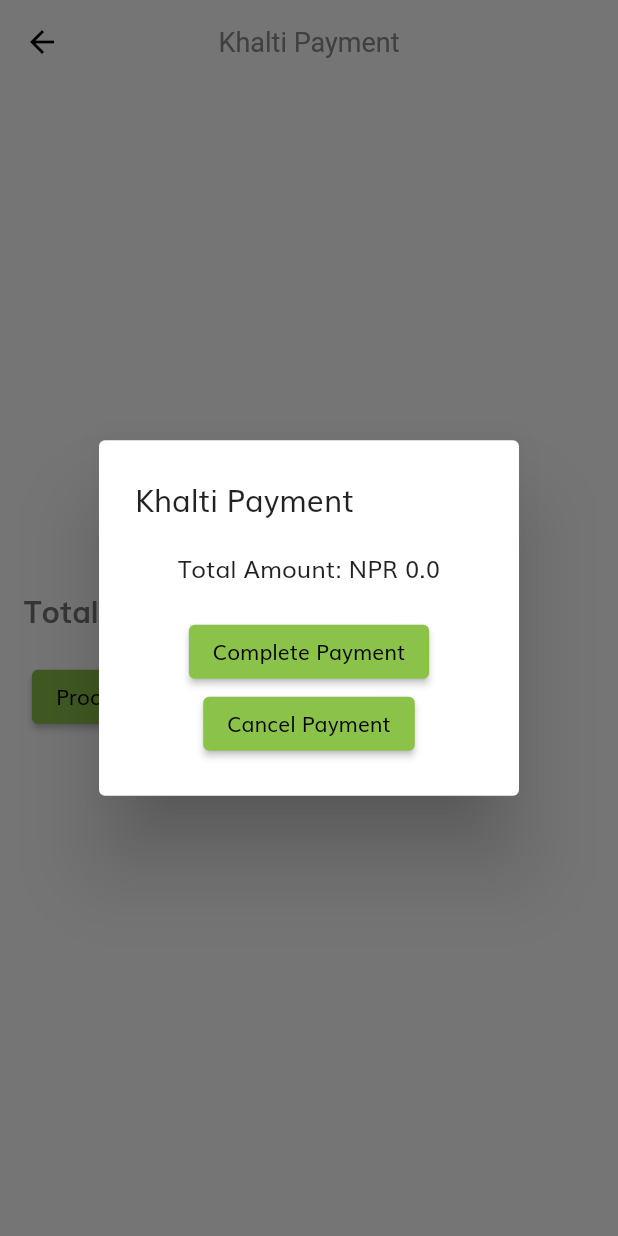
After one commit to xanyl/Connect_Krish_e, a Flutter app: the KhaltiPaymentScreen screen opened directly, after a tap on "Proceed to Khalti Payment", on a phone screen of 412 x 824 dp. The commit adds this screen. Run offline on Flutter 3.47's test engine with Material 2 defaults, Android fonts, the phone set to English and light mode, and no system bars; our stand-ins replace cloud_firestore, firebase_auth, firebase_core, firebase_storage, flutter_rating_bar, flutter_svg and 5 more; missing offline and left inert: enum_to_string, future_progress_dialog, swipedetector; accounts and stored records are empty; network calls fail.

Commit message:
Mock payment

```diff
--- a/lib/components/nothingtoshow_container.dart
+++ b/lib/components/nothingtoshow_container.dart
@@ -26,7 +26,7 @@ class NothingToShowContainer extends StatelessWidget {
             color: kTextColor,
             width: getProportionateScreenWidth(75),
           ),
-          SizedBox(height: 16),
+          // SizedBox(height: 16),
           Text(
             "$primaryMessage",
             style: TextStyle(
--- /dev/null
+++ b/lib/screens/payment/khalti_payment.dart
@@ -0,0 +1,531 @@
+import 'package:e_commerce_app_flutter/services/database/user_database_helper.dart';
+import 'package:flutter/material.dart';
+
+class KhaltiPaymentScreen extends StatefulWidget {
+  @override
+  _KhaltiPaymentScreenState createState() => _KhaltiPaymentScreenState();
+}
+
+class _KhaltiPaymentScreenState extends State<KhaltiPaymentScreen> {
+
+  @override
+  Widget build(BuildContext context) {
+    return Scaffold(
+      appBar: AppBar(
+        title: Text("Khalti Payment"),
+      ),
+      body: Padding(
+        padding: const EdgeInsets.all(16.0),
+        child: Column(
+          mainAxisAlignment: MainAxisAlignment.center,
+          children: [
+            FutureBuilder<num>(
+              future: UserDatabaseHelper().cartTotal,
+              builder: (context, snapshot) {
+                if (snapshot.hasData) {
+                  final cartTotal = snapshot.data;
+                  return Text(
+                    "Total Amount: NPR $cartTotal",
+                    style: TextStyle(
+                      fontSize: 20,
+                      fontWeight: FontWeight.bold,
+                    ),
+                  );
+                }
+                return Center(child: CircularProgressIndicator());
+              },
+            ),
+
+            SizedBox(height: 20),
+            // Add your Khalti payment UI components here
+            ElevatedButton(
+
+              onPressed: () {
+                // Simulate the Khalti payment process
+                _simulateKhaltiPayment();
+              },
+              child: Text("Proceed to Khalti Payment"),
+            ),
+          ],
+        ),
+      ),
+    );
+  }
+
+  // Simulate the Khalti payment process
+  void _simulateKhaltiPayment() {
+    showDialog(
+      context: context,
+      builder: (context) {
+        return AlertDialog(
+          title: Text("Khalti Payment"),
+          content: Column(
+            mainAxisSize: MainAxisSize.min,
+            children: [
+              FutureBuilder<num>(
+                future: UserDatabaseHelper().cartTotal,
+                builder: (context, snapshot) {
+                  if (snapshot.hasData) {
+                    final cartTotal = snapshot.data;
+                    return Text("Total Amount: NPR $cartTotal");
+                  }
+                  return Center(child: CircularProgressIndicator());
+                },
+              ),
+              SizedBox(height: 20),
+              ElevatedButton(
+                onPressed: () {
+                  // Simulate a successful payment
+                  Navigator.pop(context); // Close the dialog
+                  _showPaymentSuccessDialog();
+                },
+                child: Text("Complete Payment"),
+              ),
+              ElevatedButton(
+                onPressed: () {
+                  // Simulate a failed payment
+                  Navigator.pop(context); // Close the dialog
+                  _showPaymentFailureDialog();
+                },
+                child: Text("Cancel Payment"),
+              ),
+            ],
+          ),
+        );
+      },
+    );
+  }
+
+  void _showPaymentSuccessDialog() {
+    showDialog(
+      context: context,
+      builder: (context) {
+        return AlertDialog(
+          title: Text("Payment Successful"),
+          content: Text("Your payment was successful."),
+          actions: [
+            ElevatedButton(
+              onPressed: () {
+                Navigator.pop(context); // Close the dialog
+                Navigator.pop(context); // Close the payment screen
+              },
+              child: Text("OK"),
+            ),
+          ],
+        );
+      },
+    );
+  }
+
+  void _showPaymentFailureDialog() {
+    showDialog(
+      context: context,
+      builder: (context) {
+        return AlertDialog(
+          title: Text("Payment Failed"),
+          content: Text("Your payment was not successful."),
+          actions: [
+            ElevatedButton(
+              onPressed: () {
+                Navigator.pop(context); // Close the dialog
+              },
+              child: Text("OK"),
+            ),
+          ],
+        );
+      },
+    );
+  }
+}
+
+void main() {
+  runApp(MaterialApp(
+    home: KhaltiPaymentScreen(),
+  ));
+}
+
+
+
+// import 'package:flutter/material.dart';
+// import 'package:flutter/scheduler.dart';
+// import 'package:flutter_svg/svg.dart';
+// import 'package:provider/provider.dart';
+// import 'package:khalti_flutter/khalti_flutter.dart';
+
+// const String testPublicKey = 'test_secret_key_e5590196bdb34e12b9ce60e9773122ea';
+
+// void main() {
+//   WidgetsFlutterBinding.ensureInitialized();
+//   runApp(const KhaltiPaymentGate());
+// }
+
+// class KhaltiPaymentGate extends StatelessWidget {
+//   const KhaltiPaymentGate({Key key}) : super(key: key);
+
+//   @override
+//   Widget build(BuildContext context) {
+//     return KhaltiScope(
+//       publicKey: testPublicKey,
+//       enabledDebugging: true,
+//       builder: (context, navKey) {
+//         return ChangeNotifierProvider<AppPreferenceNotifier>(
+//           create: (_) => AppPreferenceNotifier(),
+//           builder: (context, _) {
+//             return Consumer<AppPreferenceNotifier>(
+//               builder: (context, appPreference, _) {
+//                 return MaterialApp(
+//                   title: 'Khalti Payment Gateway',
+//                   supportedLocales: const [
+//                     Locale('en', 'US'),
+//                     Locale('ne', 'NP'),
+//                   ],
+//                   locale: appPreference.locale,
+//                   theme: ThemeData(
+//                     brightness: appPreference.brightness,
+//                     primarySwatch: Colors.deepPurple,
+//                     pageTransitionsTheme: const PageTransitionsTheme(
+//                       builders: {
+//                         TargetPlatform.android: ZoomPageTransitionsBuilder(),
+//                       },
+//                     ),
+//                   ),
+//                   debugShowCheckedModeBanner: false,
+//                   navigatorKey: navKey,
+//                   localizationsDelegates: const [
+//                     KhaltiLocalizations.delegate,
+//                     AppLocalizations.delegate,
+//                     GlobalMaterialLocalizations.delegate,
+//                     GlobalCupertinoLocalizations.delegate,
+//                     GlobalWidgetsLocalizations.delegate,
+//                   ],
+//                   routes: {
+//                     '/': (_) => const HomePage(key: Key('home')),
+//                   },
+//                   onGenerateInitialRoutes: (route) {
+//                     // Only used for handling response from KPG in Flutter Web.
+//                     if (route.startsWith('/kpg/')) {
+//                       final uri = Uri.parse('https://khalti.com$route');
+//                       return [
+//                         MaterialPageRoute(
+//                           builder: (context) => HomePage(
+//                             key: const Key('kpg-home'),
+//                             params: uri.queryParameters,
+//                           ),
+//                         ),
+//                       ];
+//                     }
+//                     return Navigator.defaultGenerateInitialRoutes(
+//                       navKey.currentState,
+//                       route,
+//                     );
+//                   },
+//                 );
+//               },
+//             );
+//           },
+//         );
+//       },
+//     );
+//   }
+// }
+
+// class HomePage extends StatefulWidget {
+//   const HomePage({Key key, this.params}) : super(key: key);
+
+//   final Map<String, String> params;
+
+//   @override
+//   State<HomePage> createState() => _HomePageState();
+// }
+
+// class _HomePageState extends State<HomePage> {
+//   @override
+//   void initState() {
+//     super.initState();
+//     if (widget.params != null) {
+//       SchedulerBinding.instance?.addPostFrameCallback((_) {
+//         onSuccess(PaymentSuccessModel.fromMap(widget.params));
+//       });
+//     }
+//   }
+
+//   @override
+//   Widget build(BuildContext context) {
+//     final config = PaymentConfig(
+//       amount: 10,
+//       productIdentity: 'Fruit',
+//       productName:
+//       'Oranges',
+//       productUrl:
+//       'https://firebase.com/oranges/34vv43v',
+//       additionalData: {
+//         'vendor': 'connectkrishi',
+//         'image_url':
+//         'https://firebasestorage.googleapis.com/v0/b/new-connect-krishi.appspot.com/o/products%2Fimages%2FazNKsM83qliHGWr2drSq_0?alt=media&token=6eba9f53-a335-4c63-86c7-02ea9205a749',
+//       },
+//     );
+//     final localization = AppLocalizations.of(context)!;
+
+//     return Scaffold(
+//       appBar: AppBar(
+//         title: Text(localization.kpg),
+//       ),
+//       body: SingleChildScrollView(
+//         padding: const EdgeInsets.all(16),
+//         child: Column(
+//           children: [
+//             Card(
+//               child: Consumer<AppPreferenceNotifier>(
+//                 builder: (context, appPreference, _) {
+//                   return Column(
+//                     crossAxisAlignment: CrossAxisAlignment.start,
+//                     children: [
+//                       Padding(
+//                         padding: const EdgeInsets.only(top: 16, left: 16),
+//                         child: Text(
+//                           localization.appPreference.toUpperCase(),
+//                           style: Theme.of(context).textTheme.overline,
+//                         ),
+//                       ),
+//                       SwitchListTile(
+//                         value: appPreference.isDarkMode,
+//                         title: Text(localization.darkMode),
+//                         onChanged: (isDarkMode) {
+//                           context
+//                               .read<AppPreferenceNotifier>()
+//                               .updateBrightness(isDarkMode: isDarkMode);
+//                         },
+//                       ),
+//                       ListTile(
+//                         title: Text(localization.language),
+//                         trailing: DropdownButtonHideUnderline(
+//                           child: DropdownButton<Locale>(
+//                             items: {
+//                               'English': const Locale('en', 'US'),
+//                               'नेपाली': const Locale('ne', 'NP'),
+//                             }
+//                                 .entries
+//                                 .map(
+//                                   (e) => DropdownMenuItem(
+//                                 child: Text(e.key),
+//                                 value: e.value,
+//                               ),
+//                             )
+//                                 .toList(growable: false),
+//                             value: appPreference.locale,
+//                             onChanged: (locale) {
+//                               if (locale != null) {
+//                                 appPreference.updateLocale(locale);
+//                               }
+//                             },
+//                           ),
+//                         ),
+//                       ),
+//                     ],
+//                   );
+//                 },
+//               ),
+//             ),
+//             const SizedBox(height: 16),
+//             Row(
+//               children: [
+//                 Flexible(
+//                   child: Column(
+//                     children: [
+//                       KhaltiButton(
+//                         config: config,
+//                         onSuccess: onSuccess,
+//                         onFailure: onFailure,
+//                         onCancel: onCancel,
+//                       ),
+//                       const SizedBox(height: 8),
+//                       KhaltiButton.eBanking(
+//                         config: config,
+//                         onSuccess: onSuccess,
+//                         onFailure: onFailure,
+//                         onCancel: onCancel,
+//                       ),
+//                       const SizedBox(height: 8),
+//                       KhaltiButton.mBanking(
+//                         config: config,
+//                         onSuccess: onSuccess,
+//                         onFailure: onFailure,
+//                         onCancel: onCancel,
+//                       ),
+//                     ],
+//                   ),
+//                 ),
+//                 const SizedBox(width: 8),
+//                 Flexible(
+//                   child: Column(
+//                     children: [
+//                       KhaltiButton.wallet(
+//                         config: config,
+//                         onSuccess: onSuccess,
+//                         onFailure: onFailure,
+//                         onCancel: onCancel,
+//                       ),
+//                       const SizedBox(height: 8),
+//                       KhaltiButton.sct(
+//                         config: config,
+//                         onSuccess: onSuccess,
+//                         onFailure: onFailure,
+//                         onCancel: onCancel,
+//                       ),
+//                       const SizedBox(height: 8),
+//                       KhaltiButton.connectIPS(
+//                         config: config,
+//                         onSuccess: onSuccess,
+//                         onFailure: onFailure,
+//                         onCancel: onCancel,
+//                       ),
+//                     ],
+//                   ),
+//                 ),
+//                 if (MediaQuery.of(context).size.width > 500)
+//                   Expanded(
+//                     child: Padding(
+//                       padding: const EdgeInsets.only(left: 16),
+//                       child: _CustomButton(
+//                         config: config,
+//                         onSuccess: onSuccess,
+//                         onFailure: onFailure,
+//                         onCancel: onCancel,
+//                       ),
+//                     ),
+//                   ),
+//               ],
+//             ),
+//             if (MediaQuery.of(context).size.width < 500)
+//               Padding(
+//                 padding: const EdgeInsets.only(top: 24),
+//                 child: _CustomButton(
+//                   config: config,
+//                   onSuccess: onSuccess,
+//                   onFailure: onFailure,
+//                   onCancel: onCancel,
+//                 ),
+//               ),
+//           ],
+//         ),
+//       ),
+//     );
+//   }
+
+//   void onSuccess(PaymentSuccessModel success) {
+//     showDialog(
+//       context: context,
+//       builder: (context) {
+//         return AlertDialog(
+//           title: const Text('Payment Successful'),
+//           content: Column(
+//             mainAxisSize: MainAxisSize.min,
+//             children: [
+//               Image.network(
+//                 success.additionalData?['image_url']?.toString() ?? '',
+//                 height: 100,
+//               ),
+//               Text.rich(
+//                 TextSpan(
+//                   text: 'Payment for ',
+//                   children: [
+//                     TextSpan(
+//                       text: success.productName,
+//                       style: const TextStyle(
+//                         fontWeight: FontWeight.w300,
+//                         fontStyle: FontStyle.italic,
+//                       ),
+//                     ),
+//                     const TextSpan(text: ' of '),
+//                     TextSpan(
+//                       text: 'Rs. ${success.amount ~/ 100} ',
+//                       style: const TextStyle(fontWeight: FontWeight.bold),
+//                     ),
+//                     const TextSpan(text: ' was successfully made.'),
+//                   ],
+//                 ),
+//               ),
+//             ],
+//           ),
+//         );
+//       },
+//     );
+//   }
+
+//   void onFailure(PaymentFailureModel failure) {
+//     log(failure.toString(), name: 'Failure');
+//   }
+
+//   void onCancel() {
+//     log('Cancelled');
+//   }
+// }
+
+// class _CustomButton extends StatelessWidget {
+//   const _CustomButton({
+//     Key key,
+//     this.config,
+//     this.onSuccess,
+//     this.onFailure,
+//      this.onCancel,
+//   }) : super(key: key);
+
+//   final PaymentConfig config;
+//   final ValueChanged<PaymentSuccessModel> onSuccess;
+//   final ValueChanged<PaymentFailureModel> onFailure;
+//   final VoidCallback? onCancel;
+
+//   @override
+//   Widget build(BuildContext context) {
+//     final headline6 = Theme.of(context).textTheme.headline6?.copyWith(
+//       color: Colors.pink,
+//       fontWeight: FontWeight.bold,
+//     );
+
+//     return InkWell(
+//       borderRadius: BorderRadius.circular(20),
+//       splashColor: Colors.orange.withOpacity(0.3),
+//       highlightColor: Colors.orange.withOpacity(0.2),
+//       hoverColor: Colors.orange.withOpacity(0.1),
+//       onTap: () {
+//         KhaltiScope.of(context).pay(
+//           config: config,
+//           preferences: [
+//             PaymentPreference.khalti,
+//             PaymentPreference.eBanking,
+//           ],
+//           onSuccess: onSuccess,
+//           onFailure: onFailure,
+//           onCancel: onCancel,
+//         );
+//       },
+//       child: Material(
+//         color: Colors.transparent,
+//         shape: RoundedRectangleBorder(
+//           side: const BorderSide(color: Colors.orange, width: 2.5),
+//           borderRadius: BorderRadius.circular(20),
+//         ),
+//         child: Padding(
+//           padding: const EdgeInsets.symmetric(
+//             horizontal: 8,
+//             vertical: 16,
+//           ),
+//           child: Center(
+//             child: Row(
+//               mainAxisSize: MainAxisSize.min,
+//               children: [
+//                 SvgPicture.asset(
+//                   'assets/logo/khalti.svg',
+//                   package: 'khalti_flutter',
+//                   width: 200,
+//                 ),
+//                 const SizedBox(width: 8),
+//                 Text('PAY', style: headline6),
+//               ],
+//             ),
+//           ),
+//         ),
+//       ),
+//     );
+//   }
+// }
--- a/pubspec.yaml
+++ b/pubspec.yaml
@@ -43,6 +43,7 @@ dependencies:
   string_validator: ^0.1.4
   swipedetector: ^1.2.0
   url_launcher: ^5.7.10
+  khalti_flutter: ^0.0.1
 
 dev_dependencies:
   flutter_test:
```
Also changed, not shown: lib/screens/cart/components/body.dart (+9 -1 lines), pubspec.lock, 1 other file.
